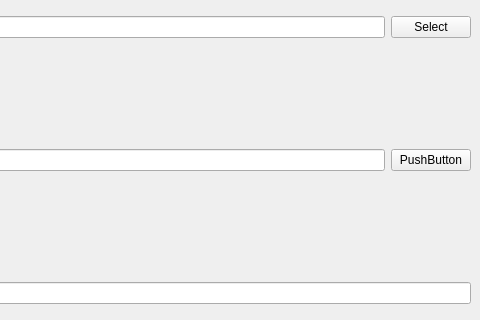
Old version of the form src/task/taskwindow.ui in the repository watermelon233nori/qFFactory; both pictures show x 320 to 800 and y 109 to 429 of the 800 by 600 pixel window.
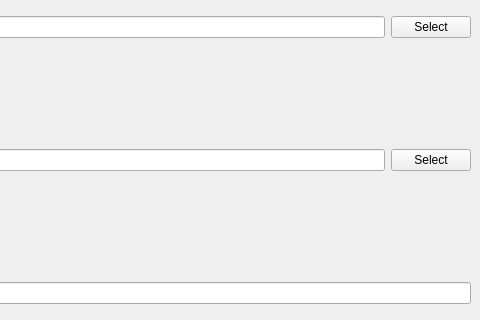
New version of the form.

Commit message: feat(task): set text for output file select button

What changed in the file:
```diff
--- a/src/task/taskwindow.ui
+++ b/src/task/taskwindow.ui
@@ -75,7 +75,7 @@
       <item>
        <widget class="QPushButton" name="outputFilePushButton">
         <property name="text">
-         <string>PushButton</string>
+         <string>Select</string>
         </property>
        </widget>
       </item>
```
